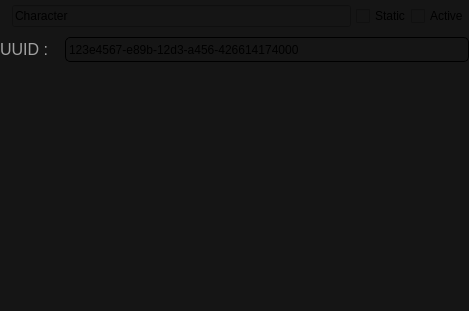
Pikachuxxxx/Razix, file Editor/src/UI/Windows/RZEInspectorWindow.ui: the form before one commit.
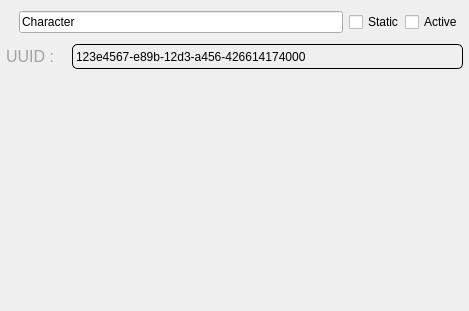
The form after the commit. Icons and pictures are not drawn.

```diff
--- a/Editor/src/UI/Windows/RZEInspectorWindow.ui
+++ b/Editor/src/UI/Windows/RZEInspectorWindow.ui
@@ -35,7 +35,7 @@
    <item>
     <widget class="QScrollArea" name="scrollArea">
      <property name="styleSheet">
-      <string notr="true">background-color: #151515;</string>
+      <string notr="true"/>
      </property>
      <property name="frameShape">
       <enum>QFrame::NoFrame</enum>
@@ -60,19 +60,19 @@
       </property>
       <layout class="QVBoxLayout" name="scrollLayout">
        <property name="spacing">
-        <number>5</number>
+        <number>6</number>
        </property>
        <property name="leftMargin">
-        <number>0</number>
+        <number>6</number>
        </property>
        <property name="topMargin">
-        <number>0</number>
+        <number>6</number>
        </property>
        <property name="rightMargin">
-        <number>0</number>
+        <number>6</number>
        </property>
        <property name="bottomMargin">
-        <number>0</number>
+        <number>6</number>
        </property>
        <item>
         <layout class="QHBoxLayout" name="horizontalLayout">
```
